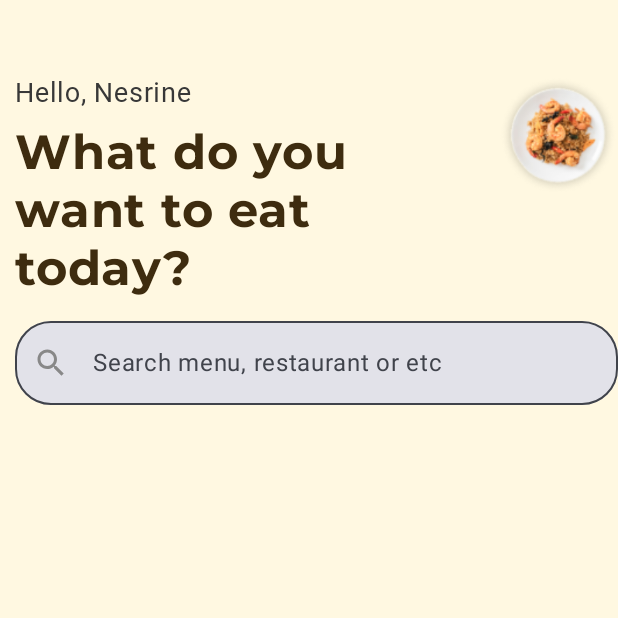
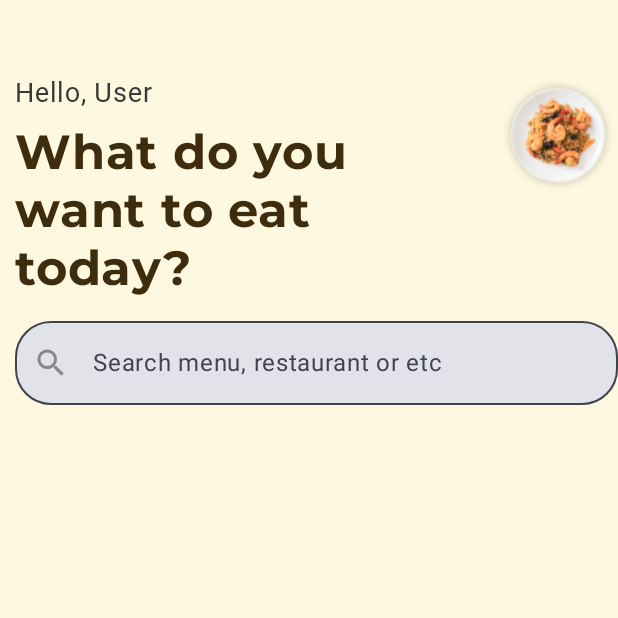
Before and after one commit to nxnrrr/deliveryapp, an Android app built with Jetpack Compose: the composable Acceuil shown on its own in the app's theme, on a phone screen of 412 x 824 dp, the top half of it. Run offline under Robolectric (Android 15) with nearby library versions, the phone set to English and light mode, and no system bars; network calls fail; Roboto replaces fonts that are not available here; 2 statements that could not run were skipped.

Commit message:
integrated login + updated name on home screen

```diff
--- a/app/src/main/java/com/example/deliveryapp/ApiService.kt
+++ b/app/src/main/java/com/example/deliveryapp/ApiService.kt
@@ -1,8 +1,9 @@
 package com.example.deliveryapp
 
-import retrofit2.Call
 import retrofit2.Response
+import retrofit2.http.Body
 import retrofit2.http.GET
+import retrofit2.http.POST
 import retrofit2.http.Path
 import retrofit2.http.Query
 
@@ -19,6 +20,22 @@ interface ApiService {
     suspend fun getReview(@Path("restaurantId") restaurantId: String): Response<ReviewsResponse>
     @GET("menuid/{menuId}")
     suspend fun getMenubyId(@Path("menuId") menuId: String): Response<MenuItem>
+    @POST("auth/login")
+    suspend fun login(@Body loginRequest: LoginRequest): Response<AuthResponse>
 
+//    @POST("auth/register")
+//    suspend fun register(@Body registerRequest: AuthRequest): Response<AuthResponse>
+//
+//    @GET("auth")
+//    suspend fun checkAuth(): Response<AuthResponse>
+//
+//    @GET("auth/verify/{token}")
+//    suspend fun verifyAccount(@Path("token") token: String): Response<AuthResponse>
+//
+//    @POST("auth/password/reset")
+//    suspend fun requestPasswordReset(@Body resetRequest: PasswordResetRequest): Response<AuthResponse>
+//
+//    @POST("auth/password/reset/{token}")
+//    suspend fun resetPassword(@Path("token") token: String, @Body newPassword: PasswordResetConfirmRequest): Response<AuthResponse>
 
 }
--- a/app/src/main/java/com/example/deliveryapp/HomeScreen.kt
+++ b/app/src/main/java/com/example/deliveryapp/HomeScreen.kt
@@ -2,6 +2,7 @@
 
 package com.example.deliveryapp
 
+import android.content.Context.MODE_PRIVATE
 import androidx.compose.foundation.Image
 import androidx.compose.foundation.background
 import androidx.compose.foundation.border
@@ -19,6 +20,7 @@ import androidx.compose.ui.Modifier
 import androidx.compose.ui.draw.clip
 import androidx.compose.ui.graphics.Color
 import androidx.compose.ui.layout.ContentScale
+import androidx.compose.ui.platform.LocalContext
 import androidx.compose.ui.res.painterResource
 import androidx.compose.ui.text.font.Font
 import androidx.compose.ui.text.font.FontFamily
@@ -26,12 +28,12 @@ import androidx.compose.ui.text.font.FontWeight
 import androidx.compose.ui.unit.dp
 import androidx.compose.ui.unit.sp
 import androidx.navigation.NavHostController
+import com.google.gson.Gson
 
 @Composable
 
 fun Acceuil(restaurantModel: RestaurantModel,navController:NavHostController) {
     val restaurants = restaurantModel.restaurants.value
-
 
     var searchText by remember { mutableStateOf("") }
 
@@ -42,6 +44,11 @@ fun Acceuil(restaurantModel: RestaurantModel,navController:NavHostController) {
     val mexican = restaurants.filter {"Mexican" in  it.cuisineType }
     val turkish = restaurants.filter {"Turkish" in  it.cuisineType  }
     val indian = restaurants.filter {"Indian" in  it.cuisineType  }
+    val context = LocalContext.current
+    val sharedPrefs = context.getSharedPreferences("user_prefs", MODE_PRIVATE)
+    val userJson = sharedPrefs.getString("userInfo", null)
+    val userInfo = if (userJson != null) Gson().fromJson(userJson, Map::class.java) else null
+    val name = userInfo?.get("name") as? String ?: "User"
 
     LaunchedEffect(true) {
         restaurantModel.getRestaurants()
@@ -80,7 +87,7 @@ fun Acceuil(restaurantModel: RestaurantModel,navController:NavHostController) {
                 ) {
                     // Greeting text
                     Text(
-                        text = "Hello, Nesrine",
+                        text = "Hello, $name",
                         fontFamily = FontFamily(
                             Font(R.font.regular) // Directly reference the font here
                         ),
--- a/app/src/main/java/com/example/deliveryapp/Ordermanager.kt
+++ b/app/src/main/java/com/example/deliveryapp/Ordermanager.kt
@@ -20,7 +20,6 @@ object OrderManager {
                 status = "Pending",
                 deliveryAddress = "",
                 deliveryNotes = "",
-                deliveryLocation = null,
                 history = emptyList(),
                 createdAt = Date(),
                 updatedAt = Date()
--- a/app/src/main/java/com/example/deliveryapp/RetrofitClient.kt
+++ b/app/src/main/java/com/example/deliveryapp/RetrofitClient.kt
@@ -4,7 +4,7 @@ import retrofit2.Retrofit
 import retrofit2.converter.gson.GsonConverterFactory
 
 object RetrofitClient {
-    private const val BASE_URL = "http://10.0.2.2:5000/api/"
+    private const val BASE_URL = "https://tdm-rest-api-production.up.railway.app/api/"
 
     val api: ApiService = Retrofit.Builder()
         .baseUrl(BASE_URL)
```
Also changed, not shown: app/src/main/java/com/example/deliveryapp/AuthScreens.kt (+17 -8 lines), app/src/main/java/com/example/deliveryapp/MainActivity.kt (+15 -3 lines), app/src/main/java/com/example/deliveryapp/entities.kt (+19 -7 lines).
